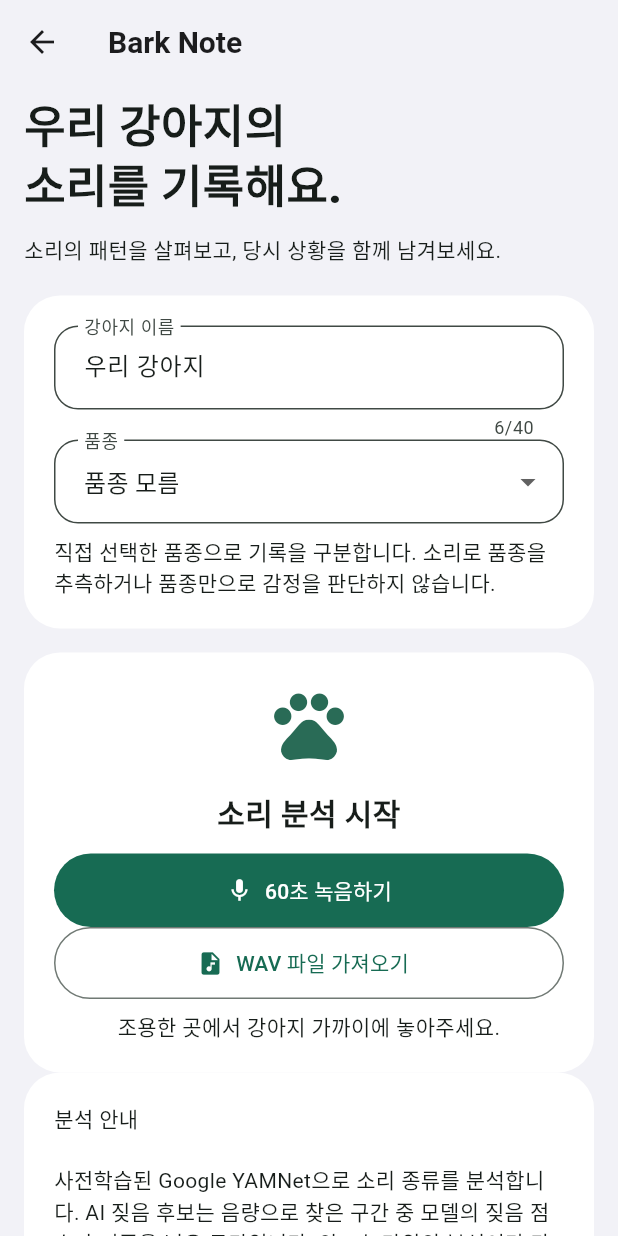
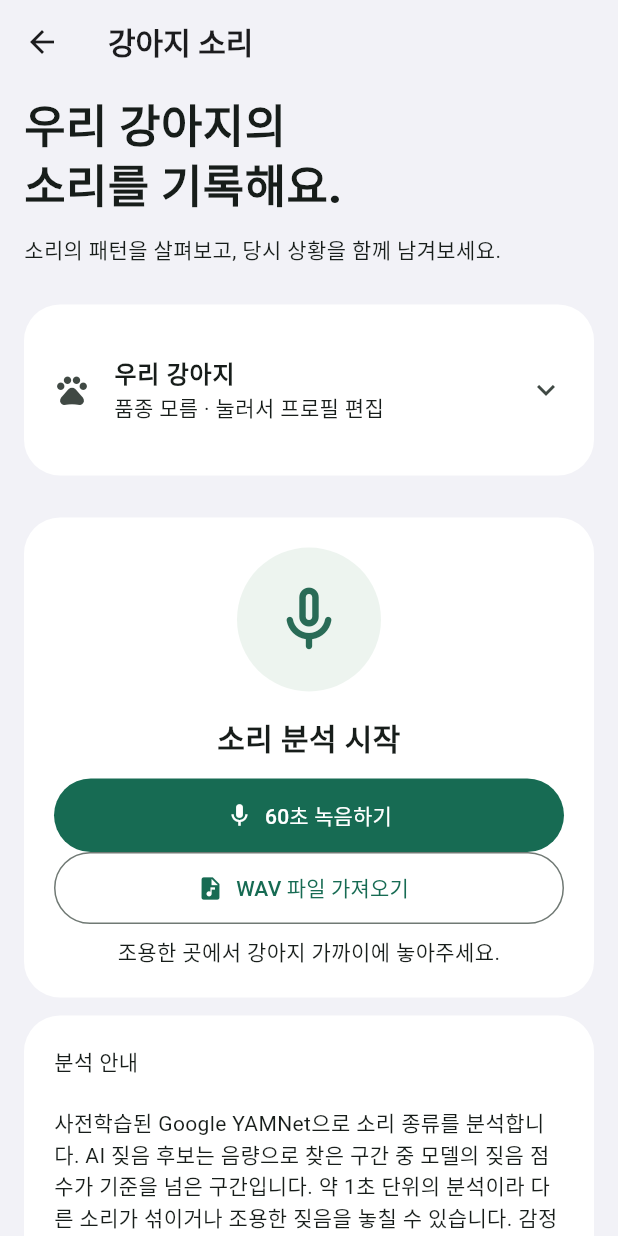
Before and after one commit to Hisabori/bark-note, a Flutter app: the screen it shows after launch, after a tap on "강아지 소리 분석", on a phone screen of 412 x 824 dp. Run offline on Flutter 3.47's test engine with Material 3 defaults, Android fonts, the light colour scheme and no system bars; our stand-ins replace file_picker; missing offline and left inert: record, tflite_flutter.

Commit message:
Polish app navigation, recording flow and searchable journals for 0.9.1

```diff
--- a/lib/app_theme.dart
+++ b/lib/app_theme.dart
@@ -28,12 +28,12 @@ ThemeData buildAppTheme() {
       color: Colors.white,
       surfaceTintColor: Colors.transparent,
       elevation: 0,
-      margin: EdgeInsets.zero,
+      margin: const EdgeInsets.symmetric(vertical: 6),
       shape: RoundedRectangleBorder(borderRadius: BorderRadius.circular(24)),
     ),
     inputDecorationTheme: InputDecorationTheme(
       filled: true,
-      fillColor: Colors.white,
+      fillColor: const Color(0xfff7f8fa),
       contentPadding: const EdgeInsets.symmetric(horizontal: 16, vertical: 16),
       border: OutlineInputBorder(borderRadius: BorderRadius.circular(16)),
     ),
--- a/lib/bark_home.dart
+++ b/lib/bark_home.dart
@@ -40,6 +40,14 @@ class _HomeState extends State<Home> with WidgetsBindingObserver {
   Map<String, dynamic>? result;
   String emotionContext = 'unknown';
   String breed = 'unknown';
+  String historyQuery = '';
+  Iterable<MapEntry<int, Map<String, dynamic>>>
+  get visibleHistory => history.asMap().entries.where((entry) {
+    final item = entry.value;
+    return '${item['dog'] ?? '우리 강아지'} ${breedLabel(item['breed'])} ${item['note'] ?? ''} ${item['date'] ?? ''}'
+        .toLowerCase()
+        .contains(historyQuery.trim().toLowerCase());
+  });
   bool recording = false, busy = false;
   int seconds = 0;
   Timer? timer;
@@ -287,7 +295,7 @@ class _HomeState extends State<Home> with WidgetsBindingObserver {
   @override
   Widget build(BuildContext context) => Scaffold(
     appBar: AppBar(
-      title: const Text('Bark Note'),
+      title: const Text('강아지 소리'),
       backgroundColor: Colors.transparent,
     ),
     body: SafeArea(
@@ -306,8 +314,15 @@ class _HomeState extends State<Home> with WidgetsBindingObserver {
           const Text('소리의 패턴을 살펴보고, 당시 상황을 함께 남겨보세요.'),
           const SizedBox(height: 20),
           panel(
-            Column(
-              crossAxisAlignment: CrossAxisAlignment.stretch,
+            ExpansionTile(
+              tilePadding: EdgeInsets.zero,
+              childrenPadding: const EdgeInsets.only(top: 12),
+              leading: const Icon(Icons.pets_outlined),
+              title: Text(
+                dog.text.trim().isEmpty ? '우리 강아지' : dog.text.trim(),
+                style: const TextStyle(fontWeight: FontWeight.w700),
+              ),
+              subtitle: Text('${breedLabel(breed)} · 눌러서 프로필 편집'),
               children: [
                 TextField(
                   controller: dog,
@@ -347,11 +362,33 @@ class _HomeState extends State<Home> with WidgetsBindingObserver {
             Column(
               crossAxisAlignment: CrossAxisAlignment.stretch,
               children: [
-                Icon(
-                  recording ? Icons.graphic_eq : Icons.pets,
-                  size: 56,
-                  color: const Color(0xff296b56),
+                Center(
+                  child: Container(
+                    padding: const EdgeInsets.all(22),
+                    decoration: BoxDecoration(
+                      shape: BoxShape.circle,
+                      color: recording
+                          ? const Color(0xfffbe9e7)
+                          : const Color(0xffedf4ef),
                     ),
+                    child: Icon(
+                      recording
+                          ? Icons.graphic_eq_rounded
+                          : Icons.mic_none_rounded,
+                      size: 52,
+                      color: recording
+                          ? const Color(0xffb3261e)
+                          : const Color(0xff296b56),
+                    ),
+                  ),
+                ),
+                if (recording) ...[
+                  const SizedBox(height: 16),
+                  LinearProgressIndicator(
+                    value: (seconds / 60).clamp(0, 1),
+                    semanticsLabel: '최대 60초 녹음 진행',
+                  ),
+                ],
                 const SizedBox(height: 16),
                 Text(
                   recording ? '$seconds초 녹음 중' : '소리 분석 시작',
@@ -439,7 +476,10 @@ class _HomeState extends State<Home> with WidgetsBindingObserver {
                         ? '짖음 후보가 감지되지 않았습니다. 거리나 주변 소음을 확인해보세요.'
                         : '짧은 소리가 ${result!['count']}회 감지되었습니다. 당시 상황과 함께 확인해주세요.',
                   ),
-                  const Divider(height: 28),
+                  ExpansionTile(
+                    tilePadding: EdgeInsets.zero,
+                    title: const Text('감지 구간 자세히 보기'),
+                    children: [
                       ...((result!['segments'] as List)
                           .take(30)
                           .map(
@@ -449,6 +489,8 @@ class _HomeState extends State<Home> with WidgetsBindingObserver {
                           )),
                       if ((result!['segments'] as List).length > 30)
                         const Text('처음 30구간만 표시합니다. 전체 구간은 기록에 저장됩니다.'),
+                    ],
+                  ),
                   TextField(
                     controller: note,
                     maxLength: 500,
@@ -482,7 +524,18 @@ class _HomeState extends State<Home> with WidgetsBindingObserver {
               padding: EdgeInsets.all(12),
               child: Text('저장된 기록이 없습니다.'),
             ),
-          ...history.asMap().entries.map(
+          TextField(
+            decoration: const InputDecoration(
+              prefixIcon: Icon(Icons.search),
+              labelText: '지난 기록 검색',
+              hintText: '이름, 품종, 메모, 날짜',
+            ),
+            onChanged: (value) => setState(() => historyQuery = value),
+          ),
+          const SizedBox(height: 12),
+          if (history.isNotEmpty && visibleHistory.isEmpty)
+            panel(const Text('검색 결과가 없어요. 다른 이름이나 메모로 찾아보세요.')),
+          ...visibleHistory.map(
             (e) => Card(
               child: ListTile(
                 title: Text(
--- a/lib/main.dart
+++ b/lib/main.dart
@@ -32,34 +32,65 @@ class FeatureHome extends StatelessWidget {
   Widget build(BuildContext context) => Scaffold(
     appBar: AppBar(title: const Text('Bark Note')),
     body: SafeArea(
+      child: Align(
+        alignment: Alignment.topCenter,
+        child: ConstrainedBox(
+          constraints: const BoxConstraints(maxWidth: 760),
           child: ListView(
             padding: const EdgeInsets.fromLTRB(20, 12, 20, 32),
             children: [
               const Text(
-            '오늘 필요한 도구',
-            style: TextStyle(fontSize: 30, fontWeight: FontWeight.bold),
+                '함께하는 하루',
+                style: TextStyle(
+                  fontSize: 34,
+                  fontWeight: FontWeight.w800,
+                  height: 1.15,
                 ),
-          const SizedBox(height: 8),
-          const Text('강아지의 소리를 기록하고, 외출할 시간을 확인하세요.'),
+              ),
+              const SizedBox(height: 10),
+              Text(
+                '우리 강아지를 이해하고,\n외출은 여유 있게 준비해요.',
+                style: Theme.of(
+                  context,
+                ).textTheme.bodyLarge?.copyWith(height: 1.5),
+              ),
               const SizedBox(height: 24),
               _feature(
                 context,
-            Icons.pets,
+                Icons.pets_rounded,
                 '강아지 소리 분석',
-            '소리를 녹음하고 상황과 함께 기록해요.',
+                '소리와 상황을 함께 기록해요.',
+                '녹음 · 품종별 기록 · 이전 분석 비교',
                 const bark.Home(),
+                const Color(0xff246b55),
               ),
-          const SizedBox(height: 16),
+              const SizedBox(height: 12),
               _feature(
                 context,
-            Icons.train_outlined,
+                Icons.directions_transit_rounded,
                 '버스·지하철 · 나갈때',
-            '버스·지하철 경로와 출발할 시간을 확인해요.',
+                '가는 길과 출발할 시간을 한눈에.',
+                '경로 지도 · 실시간 도착 · 출발 알림',
                 const transit.Home(),
+                const Color(0xff295caa),
               ),
               const SizedBox(height: 20),
-          const Text('소리 분석은 기기에서 처리합니다. 지하철 정보 조회에는 인터넷이 필요합니다.'),
+              const Row(
+                crossAxisAlignment: CrossAxisAlignment.start,
+                children: [
+                  Icon(Icons.phonelink_lock_outlined, size: 18),
+                  SizedBox(width: 8),
+                  Expanded(
+                    child: Text(
+                      '소리 분석은 기기 안에서 처리해요. 교통 정보 조회에는 인터넷이 필요해요.',
+                      style: TextStyle(height: 1.5),
+                    ),
+                  ),
                 ],
+              ),
+            ],
+          ),
+        ),
       ),
     ),
   );
@@ -69,33 +100,68 @@ class FeatureHome extends StatelessWidget {
     IconData icon,
     String title,
     String subtitle,
+    String detail,
     Widget page,
+    Color color,
   ) => Card(
-    child: ListTile(
-      contentPadding: const EdgeInsets.all(20),
-      leading: DecoratedBox(
+    clipBehavior: Clip.antiAlias,
+    child: InkWell(
+      onTap: () => Navigator.of(
+        context,
+      ).push(MaterialPageRoute<void>(builder: (_) => page)),
+      child: Padding(
+        padding: const EdgeInsets.all(22),
+        child: Column(
+          crossAxisAlignment: CrossAxisAlignment.start,
+          children: [
+            Row(
+              crossAxisAlignment: CrossAxisAlignment.start,
+              children: [
+                DecoratedBox(
                   decoration: BoxDecoration(
-          color: Theme.of(context).colorScheme.primaryContainer,
+                    color: color.withValues(alpha: .1),
                     borderRadius: BorderRadius.circular(16),
                   ),
                   child: Padding(
                     padding: const EdgeInsets.all(12),
-          child: Icon(
-            icon,
-            size: 28,
-            color: Theme.of(context).colorScheme.onPrimaryContainer,
+                    child: Icon(icon, color: color, size: 28),
+                  ),
+                ),
+                const SizedBox(width: 14),
+                Expanded(
+                  child: Column(
+                    crossAxisAlignment: CrossAxisAlignment.start,
+                    children: [
+                      Text(
+                        title,
+                        style: const TextStyle(
+                          fontSize: 20,
+                          fontWeight: FontWeight.w700,
+                        ),
+                      ),
+                      const SizedBox(height: 6),
+                      Text(subtitle, style: const TextStyle(height: 1.4)),
+                    ],
+                  ),
+                ),
+                const Padding(
+                  padding: EdgeInsets.only(top: 12, left: 4),
+                  child: Icon(Icons.chevron_right_rounded),
+                ),
+              ],
+            ),
+            const SizedBox(height: 16),
+            Text(
+              detail,
+              style: TextStyle(
+                color: color,
+                fontWeight: FontWeight.w600,
+                height: 1.4,
+              ),
+            ),
+          ],
         ),
       ),
     ),
-      title: Text(title, style: const TextStyle(fontWeight: FontWeight.bold)),
-      subtitle: Padding(
-        padding: const EdgeInsets.only(top: 8),
-        child: Text(subtitle),
-      ),
-      trailing: const Icon(Icons.chevron_right),
-      onTap: () => Navigator.of(
-        context,
-      ).push(MaterialPageRoute<void>(builder: (_) => page)),
-    ),
   );
 }
--- a/lib/transit/main.dart
+++ b/lib/transit/main.dart
@@ -542,7 +542,11 @@ class _HomeState extends State<Home> {
           ),
         ],
       ),
-      bottomNavigationBar: NavigationBar(
+      bottomNavigationBar: SafeArea(
+        minimum: const EdgeInsets.fromLTRB(16, 8, 16, 12),
+        child: ClipRRect(
+          borderRadius: BorderRadius.circular(28),
+          child: NavigationBar(
             selectedIndex: tab,
             onDestinationSelected: (v) => setState(() => tab = v),
             destinations: const [
@@ -553,6 +557,8 @@ class _HomeState extends State<Home> {
               ),
               NavigationDestination(icon: Icon(Icons.tune), label: '설정'),
             ],
+          ),
+        ),
       ),
       body: LiveClock(
         enabled: tab != 2,
--- a/pubspec.yaml
+++ b/pubspec.yaml
@@ -1,7 +1,7 @@
 name: bark_note
 description: Private dog sound pattern journal.
 publish_to: none
-version: 0.9.0+11
+version: 0.9.1+12
 environment:
   sdk: ^3.12.0
 dependencies:
```
Also changed, not shown: 3 other files. Lines whose indentation alone changed are shown as unchanged.
